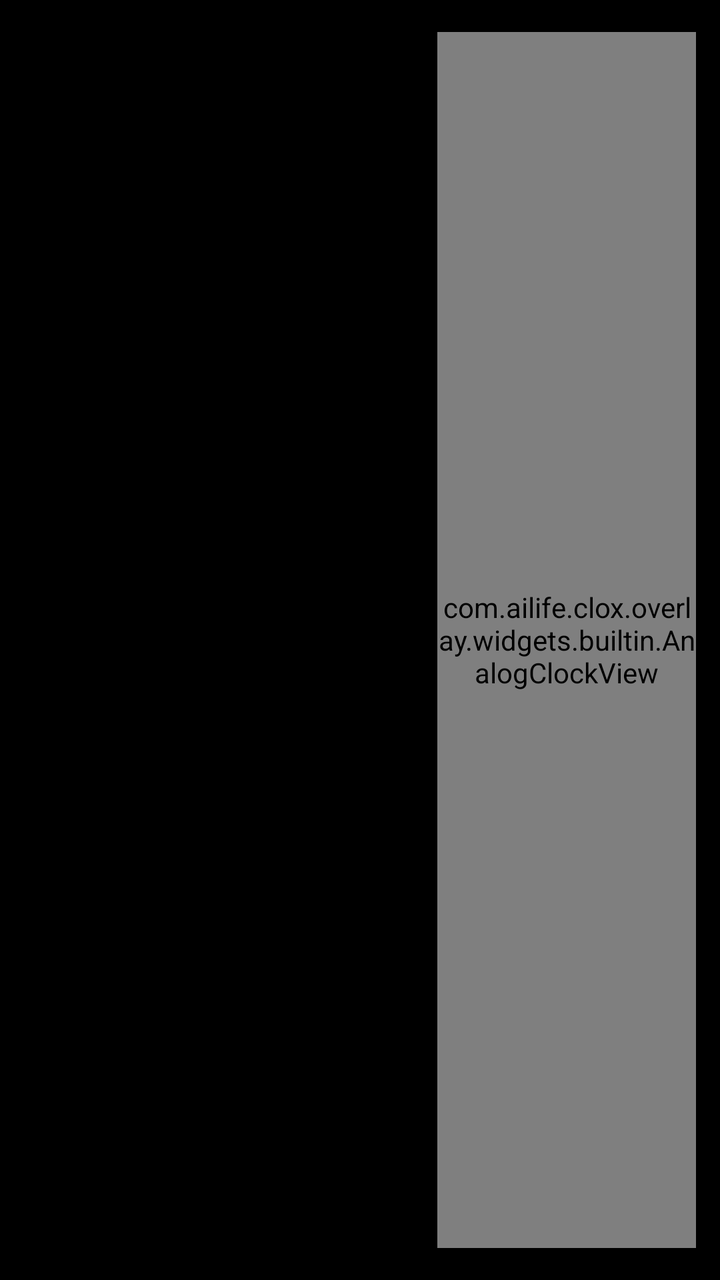
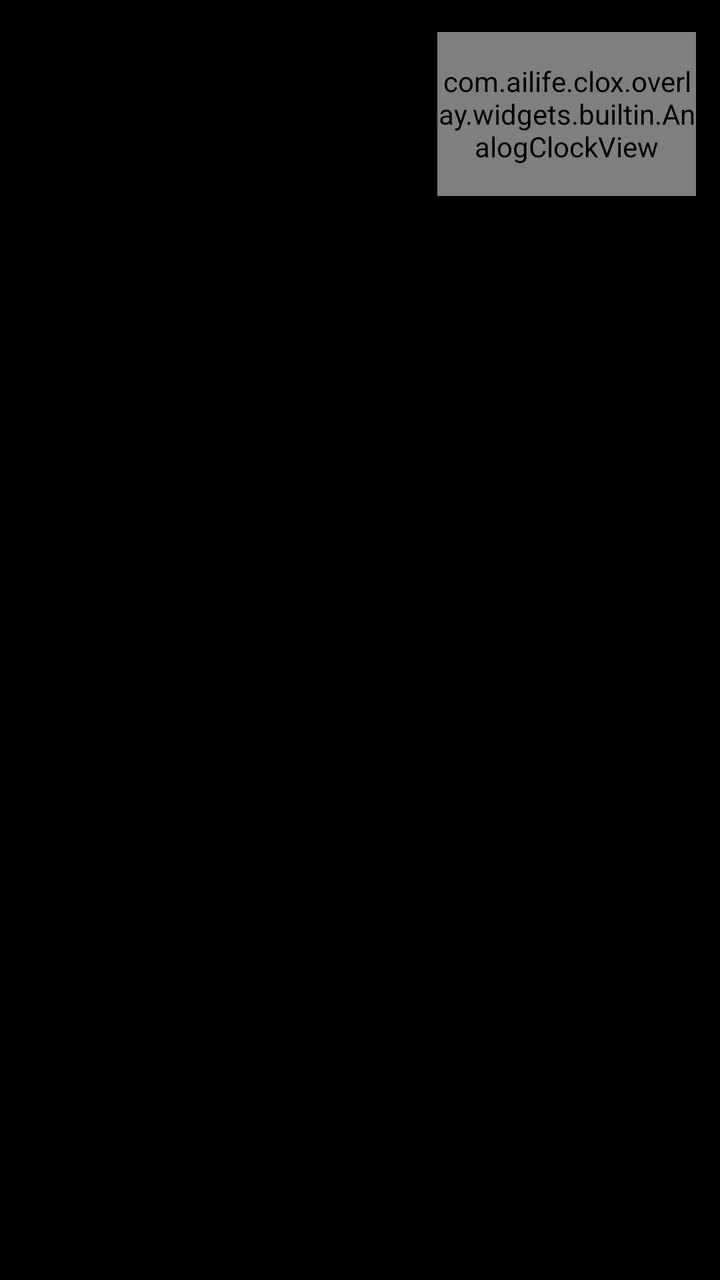

Compare the two renders of this Android layout. The source of the first and the diff that turns it into the second are given below.
<!-- AndroidManifest.xml: application theme Theme.CloX -->
<!-- res/layout/card_builtin_clock.xml -->
<?xml version="1.0" encoding="utf-8"?>
<FrameLayout
    xmlns:android="http://schemas.android.com/apk/res/android"
    android:layout_width="match_parent"
    android:layout_height="match_parent">

    
    <LinearLayout
        android:layout_width="match_parent"
        android:layout_height="match_parent"
        android:orientation="horizontal"
        android:paddingStart="20dp"
        android:paddingEnd="12dp"
        android:paddingVertical="16dp"
        android:gravity="center_vertical">

        
        <LinearLayout
            android:layout_width="0dp"
            android:layout_height="wrap_content"
            android:layout_weight="1"
            android:orientation="vertical">

            <TextView
                android:id="@+id/tvClockTime"
                android:layout_width="wrap_content"
                android:layout_height="wrap_content"
                android:textSize="38sp"
                android:textStyle="bold"
                android:letterSpacing="-0.02"
                android:textColor="?attr/colorOnSurface"
                android:includeFontPadding="false" />

            <TextView
                android:id="@+id/tvClockDay"
                android:layout_width="wrap_content"
                android:layout_height="wrap_content"
                android:layout_marginTop="2dp"
                android:textAppearance="?attr/textAppearanceLabelLarge"
                android:textColor="?attr/colorOnSurfaceVariant" />

            <TextView
                android:id="@+id/tvClockDate"
                android:layout_width="wrap_content"
                android:layout_height="wrap_content"
                android:textAppearance="?attr/textAppearanceLabelMedium"
                android:textColor="?attr/colorOnSurfaceVariant" />

        </LinearLayout>

        
        <com.ailife.clox.overlay.widgets.builtin.AnalogClockView
            android:id="@+id/analogClock"
            android:layout_width="0dp"
            android:layout_height="match_parent"
            android:layout_weight="0.65" />

    </LinearLayout>

    

    <ImageButton
        android:id="@+id/btnDelete"
        android:layout_width="36dp"
        android:layout_height="36dp"
        android:layout_gravity="top|end"
        android:layout_margin="8dp"
        android:src="@drawable/ic_close"
        android:background="@drawable/bg_delete_badge"
        android:padding="6dp"
        android:contentDescription="Delete"
        android:visibility="gone" />

    <ImageView
        android:id="@+id/dragHandle"
        android:layout_width="32dp"
        android:layout_height="32dp"
        android:layout_gravity="top|start"
        android:layout_margin="8dp"
        android:src="@drawable/ic_drag_handle"
        android:alpha="0.7"
        android:visibility="gone" />

</FrameLayout>
<!-- resources referenced by this layout -->
<resources>
  <!-- drawable bg_delete_badge (drawable) -->
  <?xml version="1.0" encoding="utf-8"?>
  <shape xmlns:android="http://schemas.android.com/apk/res/android"
      android:shape="oval">
      <solid android:color="#CC1A1A1A" />
  </shape>
  <!-- drawable ic_close (drawable) -->
  <?xml version="1.0" encoding="utf-8"?>
  <vector xmlns:android="http://schemas.android.com/apk/res/android"
      android:width="24dp" android:height="24dp"
      android:viewportWidth="24" android:viewportHeight="24"
      android:tint="?attr/colorControlNormal">
      <path android:fillColor="@android:color/white"
          android:pathData="M19,6.41L17.59,5 12,10.59 6.41,5 5,6.41 10.59,12 5,17.59 6.41,19 12,13.41 17.59,19 19,17.59 13.41,12z"/>
  </vector>
  <!-- drawable ic_drag_handle (drawable) -->
  <?xml version="1.0" encoding="utf-8"?>
  <vector xmlns:android="http://schemas.android.com/apk/res/android"
      android:width="24dp"
      android:height="24dp"
      android:viewportWidth="24"
      android:viewportHeight="24">
      <path android:fillColor="?attr/colorOnSurface" android:fillAlpha="0.38"
          android:pathData="M20,9H4v2h16V9zM4,15h16v-2H4v2z"/>
  </vector>
  <style name="Theme.CloX" parent="Theme.Material3.DayNight.NoActionBar">
          <item name="android:windowBackground">@android:color/black</item>
      </style>
</resources>

<!-- the commit's change to res/layout/card_builtin_clock.xml (unified diff, before → after) -->
@@ -2,12 +2,12 @@
 <FrameLayout
     xmlns:android="http://schemas.android.com/apk/res/android"
     android:layout_width="match_parent"
-    android:layout_height="match_parent">
+    android:layout_height="wrap_content">
 
     
     <LinearLayout
         android:layout_width="match_parent"
-        android:layout_height="match_parent"
+        android:layout_height="wrap_content"
         android:orientation="horizontal"
         android:paddingStart="20dp"
         android:paddingEnd="12dp"
